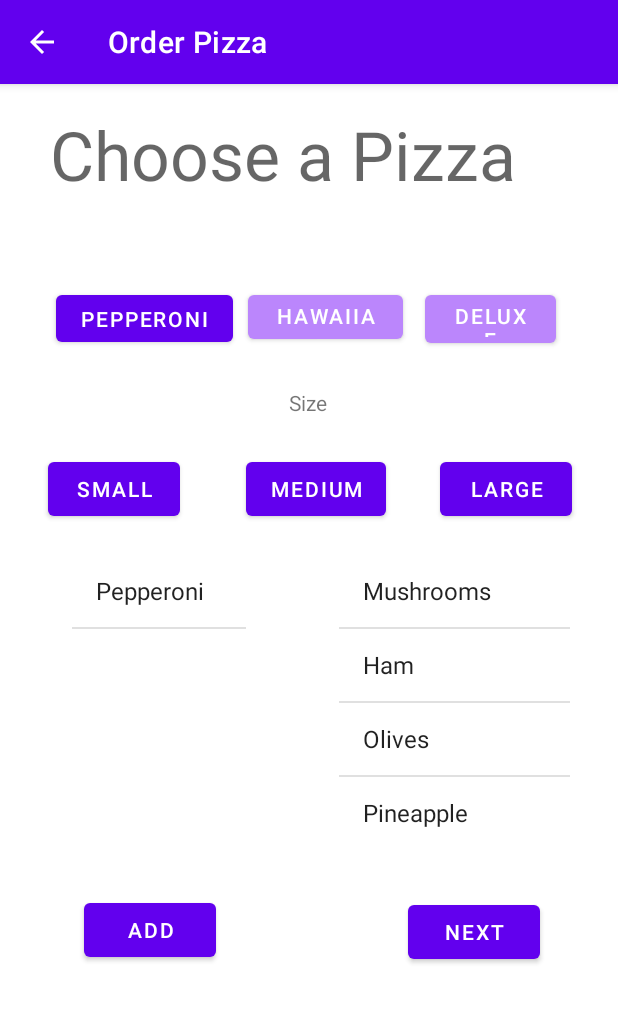
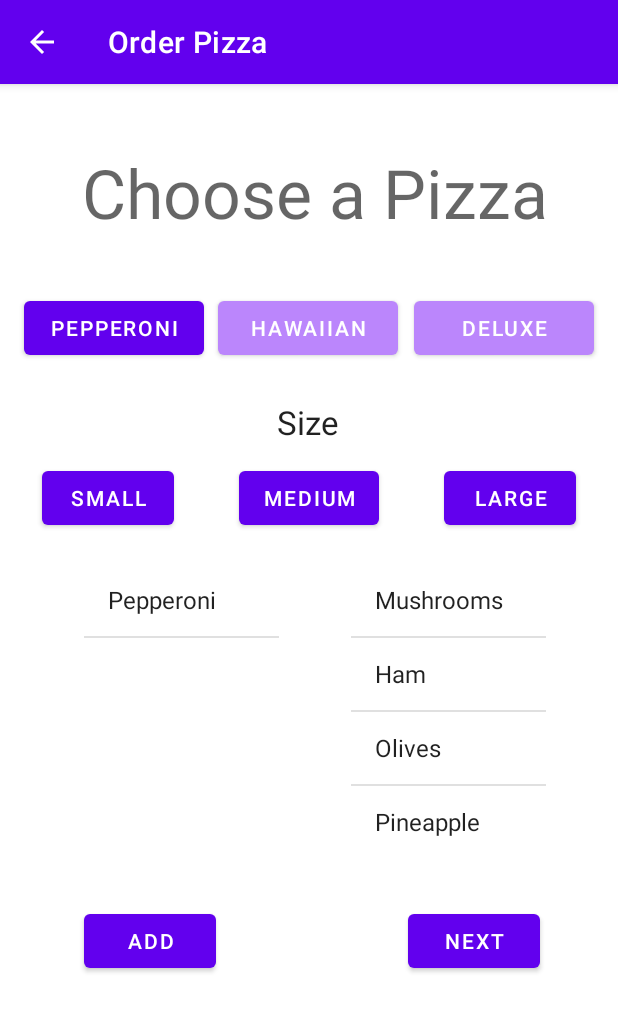
Before and after one commit to JDunich/Pizzeria-App, an Android app: the PizzaActivity screen opened directly, with no data from a screen before it, after a tap on "PEPPERONI", on a phone screen of 412 x 824 dp. Shown: the top 1012 px of the screen. Run offline under Robolectric (Android 15) with nearby library versions, the phone set to English and light mode, and no system bars.

Commit message:
Edit Layout

```diff
--- a/app/src/main/res/layout/activity_customize.xml
+++ b/app/src/main/res/layout/activity_customize.xml
@@ -17,32 +17,44 @@
         app:layout_constraintStart_toStartOf="parent"
         app:layout_constraintTop_toTopOf="parent"
         app:layout_constraintVertical_bias="0.15" />
+
     <EditText
+        android:id="@+id/phone"
         android:layout_width="wrap_content"
         android:layout_height="wrap_content"
+        android:layout_marginTop="152dp"
+        android:ems="10"
+        android:hint="@string/phone"
         android:inputType="textPersonName"
-            android:text="@string/phone"
-            android:ems="10"
-            android:id="@+id/phone"
-            app:layout_constraintTop_toBottomOf="@+id/total_pizza"
-            app:layout_constraintStart_toStartOf="@+id/total_pizza"
-            app:layout_constraintEnd_toEndOf="@+id/total_pizza" android:layout_marginTop="68dp"
-            app:layout_constraintHorizontal_bias="0.0" tools:ignore="TextFields"/>
+        android:minHeight="48dp"
+        app:layout_constraintEnd_toEndOf="parent"
+        app:layout_constraintHorizontal_bias="0.497"
+        app:layout_constraintStart_toStartOf="parent"
+        app:layout_constraintTop_toBottomOf="@+id/Title3" />
+
     <Button
-            android:text="@string/finalize"
-            android:layout_width="wrap_content"
-            android:layout_height="wrap_content" android:id="@+id/finalize"
-            app:layout_constraintTop_toBottomOf="@+id/phone" app:layout_constraintStart_toStartOf="@+id/phone"
-            app:layout_constraintEnd_toEndOf="@+id/phone" android:layout_marginTop="88dp"
-            android:clickable="false" android:focusable="true"/>
-    <EditText
+        android:id="@+id/finalize"
         android:layout_width="wrap_content"
         android:layout_height="wrap_content"
+        android:clickable="false"
+        android:text="@string/finalize"
+        app:layout_constraintBottom_toBottomOf="parent"
+        app:layout_constraintEnd_toEndOf="parent"
+        app:layout_constraintStart_toStartOf="parent"
+        app:layout_constraintTop_toBottomOf="@+id/phone" />
+
+    <EditText
+        android:id="@+id/total_pizza"
+        android:layout_width="wrap_content"
+        android:layout_height="wrap_content"
+        android:layout_marginTop="220dp"
+        android:ems="10"
         android:inputType="textPersonName"
+        android:minHeight="48dp"
         android:text="@string/total_pizza"
-            android:ems="10"
-            android:id="@+id/total_pizza"
-            app:layout_constraintTop_toTopOf="parent" app:layout_constraintStart_toStartOf="parent"
-            app:layout_constraintEnd_toEndOf="parent" android:layout_marginTop="116dp"/>
+        app:layout_constraintEnd_toEndOf="parent"
+        app:layout_constraintHorizontal_bias="0.497"
+        app:layout_constraintStart_toStartOf="parent"
+        app:layout_constraintTop_toTopOf="parent" />
 
 </androidx.constraintlayout.widget.ConstraintLayout>
--- a/app/src/main/res/layout/activity_main.xml
+++ b/app/src/main/res/layout/activity_main.xml
@@ -10,6 +10,7 @@
         android:id="@+id/Title"
         android:layout_width="wrap_content"
         android:layout_height="wrap_content"
+        android:text="@string/main_menu"
         android:textAppearance="@style/TextAppearance.AppCompat.Display2"
         app:layout_constraintBottom_toBottomOf="parent"
         app:layout_constraintLeft_toLeftOf="parent"
--- a/app/src/main/res/layout/activity_pizza.xml
+++ b/app/src/main/res/layout/activity_pizza.xml
@@ -8,101 +8,149 @@
 
     <TextView
         android:id="@+id/Title2"
-            android:layout_width="345dp"
-            android:layout_height="66dp"
+        android:layout_width="wrap_content"
+        android:layout_height="wrap_content"
         android:text="@string/pick"
         android:textAppearance="@style/TextAppearance.AppCompat.Display2"
         app:layout_constraintBottom_toBottomOf="parent"
+        app:layout_constraintHorizontal_bias="0.538"
         app:layout_constraintLeft_toLeftOf="parent"
         app:layout_constraintRight_toRightOf="parent"
         app:layout_constraintTop_toTopOf="parent"
-            app:layout_constraintVertical_bias="0.024"
-            tools:text="@string/pick"/>
+        app:layout_constraintVertical_bias="0.059"
+        tools:text="@string/pick" />
+
     <Button
         android:id="@+id/pep_bt"
-            android:layout_width="118dp"
-            android:layout_height="43dp"
-            android:layout_marginTop="52dp"
+        android:layout_width="120dp"
+        android:layout_height="48dp"
+        android:layout_marginStart="16dp"
+        android:layout_marginTop="36dp"
+        android:onClick="onClick"
         android:text="@string/pepperoni"
-            app:layout_constraintStart_toStartOf="@+id/Title2"
+        app:layout_constraintStart_toStartOf="parent"
         app:layout_constraintTop_toBottomOf="@+id/Title2"
-            tools:text="@string/pepperoni" android:layout_marginLeft="4dp" android:layout_marginStart="4dp"
-            android:onClick="onClick"/>
+        tools:text="@string/pepperoni"
+        android:layout_marginLeft="16dp" />
+
     <Button
         android:id="@+id/haw_bt"
-            android:layout_width="103dp"
-            android:layout_height="41dp"
+        android:layout_width="120dp"
+        android:layout_height="48dp"
+        android:layout_marginTop="36dp"
+        android:onClick="onClick"
         android:text="@string/hawaiian"
+        app:layout_constraintEnd_toStartOf="@+id/del_bt"
+        app:layout_constraintHorizontal_bias="0.473"
+        app:layout_constraintStart_toEndOf="@+id/pep_bt"
         app:layout_constraintTop_toBottomOf="@+id/Title2"
-            tools:text="@string/hawaiian"
-            android:layout_marginTop="52dp" app:layout_constraintStart_toEndOf="@+id/pep_bt"
-            app:layout_constraintEnd_toStartOf="@+id/del_bt" app:layout_constraintHorizontal_bias="0.407"
-            android:onClick="onClick"/>
+        tools:text="@string/hawaiian" />
+
     <Button
         android:id="@+id/del_bt"
-            android:layout_width="87dp"
-            android:layout_height="44dp"
+        android:layout_width="120dp"
+        android:layout_height="48dp"
+        android:layout_marginTop="36dp"
+        android:layout_marginEnd="16dp"
+        android:onClick="onClick"
         android:text="@string/deluxe"
+        app:layout_constraintEnd_toEndOf="parent"
+        app:layout_constraintTop_toBottomOf="@+id/Title2"
         tools:text="@string/deluxe"
-            app:layout_constraintTop_toBottomOf="@+id/Title2"
-            android:layout_marginTop="52dp"
-            app:layout_constraintEnd_toEndOf="@+id/Title2" android:layout_marginEnd="8dp"
-            android:layout_marginRight="8dp" android:onClick="onClick"/>
+        android:layout_marginRight="16dp" />
+
     <TextView
+        android:id="@+id/textView"
+        android:layout_width="wrap_content"
+        android:layout_height="wrap_content"
+        android:layout_marginTop="108dp"
         android:text="@string/size"
+        android:textAppearance="@style/TextAppearance.AppCompat.Large"
+        app:autoSizeTextType="none"
+        app:layout_constraintEnd_toEndOf="@+id/del_bt"
+        app:layout_constraintHorizontal_bias="0.498"
+        app:layout_constraintStart_toStartOf="@+id/pep_bt"
+        app:layout_constraintTop_toBottomOf="@+id/Title2" />
+
+    <Button
+        android:id="@+id/small"
         android:layout_width="wrap_content"
-            android:layout_height="wrap_content" android:id="@+id/textView"
-            app:layout_constraintEnd_toEndOf="@+id/del_bt" app:layout_constraintStart_toStartOf="@+id/pep_bt"
-            app:layout_constraintTop_toBottomOf="@+id/Title2" android:layout_marginTop="120dp"
-            app:autoSizeTextType="none" app:layout_constraintHorizontal_bias="0.504"/>
+        android:layout_height="wrap_content"
+        android:layout_marginStart="28dp"
+        android:layout_marginTop="12dp"
+        android:clickable="false"
+        android:onClick="onClick"
+        android:text="@string/small"
+        app:layout_constraintStart_toStartOf="parent"
+        app:layout_constraintTop_toBottomOf="@+id/textView"
+        android:layout_marginLeft="28dp" />
+
     <Button
-            android:text="@string/small"
+        android:id="@+id/medium"
         android:layout_width="wrap_content"
-            android:layout_height="wrap_content" android:id="@+id/small"
-            app:layout_constraintStart_toStartOf="parent" android:layout_marginLeft="32dp"
-            android:layout_marginStart="32dp" android:clickable="false"
-            app:layout_constraintTop_toBottomOf="@+id/textView" android:layout_marginTop="24dp"
-            android:onClick="onClick"/>
+        android:layout_height="wrap_content"
+        android:layout_marginTop="12dp"
+        android:clickable="false"
+        android:onClick="onClick"
+        android:text="@string/medium"
+        app:layout_constraintEnd_toStartOf="@+id/large"
+        app:layout_constraintStart_toEndOf="@+id/small"
+        app:layout_constraintTop_toBottomOf="@+id/textView" />
+
     <Button
-            android:text="@string/medium"
+        android:id="@+id/large"
         android:layout_width="wrap_content"
-            android:layout_height="wrap_content" android:id="@+id/medium"
-            app:layout_constraintStart_toEndOf="@+id/small" android:layout_marginLeft="44dp"
-            android:layout_marginStart="44dp" android:clickable="false"
-            app:layout_constraintTop_toBottomOf="@+id/textView" android:layout_marginTop="24dp"
-            android:onClick="onClick"/>
+        android:layout_height="wrap_content"
+        android:layout_marginTop="12dp"
+        android:layout_marginEnd="28dp"
+        android:clickable="false"
+        android:onClick="onClick"
+        android:text="@string/large"
+        app:layout_constraintEnd_toEndOf="parent"
+        app:layout_constraintTop_toBottomOf="@+id/textView"
+        android:layout_marginRight="28dp" />
+
+    <ListView
+        android:id="@+id/extraToppings"
+        android:layout_width="130dp"
+        android:layout_height="195dp"
+        android:layout_marginTop="20dp"
+        android:layout_marginEnd="48dp"
+        app:layout_constraintEnd_toEndOf="parent"
+        app:layout_constraintTop_toBottomOf="@+id/large"
+        android:layout_marginRight="48dp" />
+
+    <ListView
+        android:id="@+id/currentToppings"
+        android:layout_width="130dp"
+        android:layout_height="195dp"
+        android:layout_marginStart="48dp"
+        android:layout_marginTop="20dp"
+        app:layout_constraintEnd_toStartOf="@+id/extraToppings"
+        app:layout_constraintHorizontal_bias="0.142"
+        app:layout_constraintStart_toStartOf="parent"
+        app:layout_constraintTop_toBottomOf="@+id/small"
+        android:layout_marginLeft="48dp" />
+
     <Button
-            android:text="@string/large"
+        android:id="@+id/add"
         android:layout_width="wrap_content"
-            android:layout_height="wrap_content" android:id="@+id/large"
-            app:layout_constraintStart_toEndOf="@+id/medium" android:layout_marginLeft="4dp"
-            android:layout_marginStart="4dp" app:layout_constraintEnd_toEndOf="parent" android:clickable="false"
-            app:layout_constraintTop_toBottomOf="@+id/textView" android:layout_marginTop="24dp"
-            app:layout_constraintHorizontal_bias="0.507" android:onClick="onClick"/>
-    <ListView
-            android:layout_width="154dp"
-            android:layout_height="195dp"
-            android:id="@+id/extraToppings" app:layout_constraintTop_toBottomOf="@+id/large"
-            android:layout_marginTop="20dp" app:layout_constraintEnd_toEndOf="parent" android:layout_marginEnd="32dp"
-            android:layout_marginRight="32dp"/>
-    <ListView
-            android:layout_width="116dp"
-            android:layout_height="194dp"
-            android:id="@+id/currentToppings" app:layout_constraintStart_toStartOf="parent"
-            app:layout_constraintTop_toBottomOf="@+id/small" android:layout_marginLeft="48dp"
-            android:layout_marginTop="20dp" android:layout_marginStart="48dp"/>
+        android:layout_height="wrap_content"
+        android:layout_marginStart="56dp"
+        android:layout_marginLeft="56dp"
+        android:layout_marginTop="32dp"
+        android:text="@string/add"
+        app:layout_constraintStart_toStartOf="parent"
+        app:layout_constraintTop_toBottomOf="@+id/currentToppings" />
+
     <Button
-            android:text="@string/add"
+        android:id="@+id/next"
         android:layout_width="wrap_content"
-            android:layout_height="wrap_content" android:id="@+id/add"
-            app:layout_constraintTop_toBottomOf="@+id/currentToppings"
-            android:layout_marginTop="32dp" app:layout_constraintStart_toStartOf="parent"
-            android:layout_marginLeft="56dp" android:layout_marginStart="56dp"/>
-    <Button
+        android:layout_height="wrap_content"
+        android:layout_marginTop="32dp"
+        android:layout_marginEnd="52dp"
+        android:layout_marginRight="52dp"
         android:text="@string/next"
-            android:layout_width="wrap_content"
-            android:layout_height="wrap_content" android:id="@+id/next"
-            app:layout_constraintTop_toBottomOf="@+id/extraToppings"
-            android:layout_marginTop="32dp" app:layout_constraintEnd_toEndOf="parent" android:layout_marginEnd="52dp"
-            android:layout_marginRight="52dp"/>
+        app:layout_constraintEnd_toEndOf="parent"
+        app:layout_constraintTop_toBottomOf="@+id/extraToppings" />
 </androidx.constraintlayout.widget.ConstraintLayout>
--- a/app/src/main/res/values/strings.xml
+++ b/app/src/main/res/values/strings.xml
@@ -24,7 +24,7 @@
     <string name="add">Add</string>
     <string name="next">Next</string>
     <string name="phone">Name</string>
-    <string name="finalize">Finalize</string>
+    <string name="finalize">Place Order</string>
     <string name="total_pizza">Name</string>
     <string-array name="Size">
         <item>Small</item>
```
Lines whose indentation alone changed are shown as unchanged.
